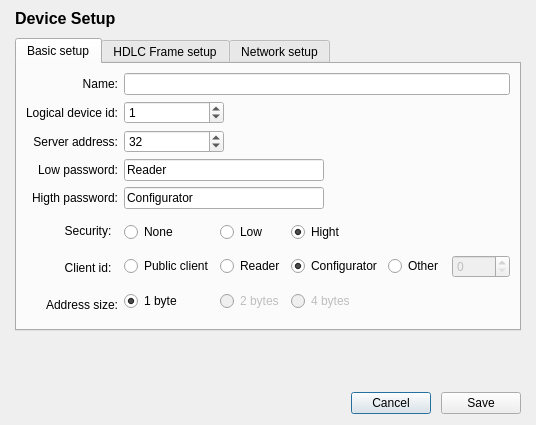
This is ui/devicesetupdialog.ui in zZuuL/dlms-tester as Qt 5 draws it before an edit. The edited form follows.
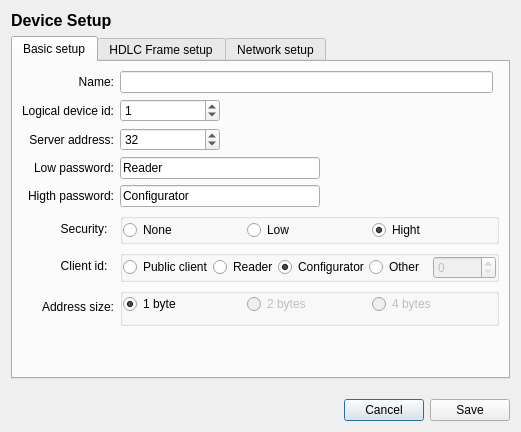
This is the edited form.

Diff of the .ui file:
```diff
--- a/ui/devicesetupdialog.ui
+++ b/ui/devicesetupdialog.ui
@@ -6,26 +6,14 @@
    <rect>
     <x>0</x>
     <y>0</y>
-    <width>536</width>
-    <height>425</height>
+    <width>521</width>
+    <height>432</height>
    </rect>
   </property>
   <property name="windowTitle">
    <string>Device Setup</string>
   </property>
   <layout class="QVBoxLayout" name="verticalLayout_2">
-   <property name="spacing">
-    <number>10</number>
-   </property>
-   <property name="leftMargin">
-    <number>15</number>
-   </property>
-   <property name="topMargin">
-    <number>9</number>
-   </property>
-   <property name="rightMargin">
-    <number>15</number>
-   </property>
    <item>
     <widget class="QLabel" name="label_14">
      <property name="font">
@@ -49,7 +37,163 @@
       <attribute name="title">
        <string>Basic setup</string>
       </attribute>
-      <layout class="QGridLayout" name="gridLayout_4">
+      <layout class="QGridLayout" name="gridLayout_3">
+       <item row="7" column="0">
+        <widget class="QLabel" name="label_8">
+         <property name="text">
+          <string>Address size:</string>
+         </property>
+         <property name="alignment">
+          <set>Qt::AlignRight|Qt::AlignTrailing|Qt::AlignVCenter</set>
+         </property>
+        </widget>
+       </item>
+       <item row="7" column="1" colspan="2">
+        <widget class="QGroupBox" name="groupBox_3">
+         <property name="title">
+          <string/>
+         </property>
+         <property name="flat">
+          <bool>true</bool>
+         </property>
+         <layout class="QHBoxLayout" name="horizontalLayout_4">
+          <property name="spacing">
+           <number>0</number>
+          </property>
+          <property name="leftMargin">
+           <number>0</number>
+          </property>
+          <property name="topMargin">
+           <number>0</number>
+          </property>
+          <property name="rightMargin">
+           <number>0</number>
+          </property>
+          <item>
+           <widget class="QRadioButton" name="rbAddressSize1">
+            <property name="text">
+             <string>1 byte</string>
+            </property>
+            <property name="checked">
+             <bool>true</bool>
+            </property>
+            <property name="autoExclusive">
+             <bool>true</bool>
+            </property>
+           </widget>
+          </item>
+          <item>
+           <widget class="QRadioButton" name="rbAddressSize2">
+            <property name="enabled">
+             <bool>false</bool>
+            </property>
+            <property name="text">
+             <string>2 bytes</string>
+            </property>
+            <property name="autoExclusive">
+             <bool>true</bool>
+            </property>
+           </widget>
+          </item>
+          <item>
+           <widget class="QRadioButton" name="rbAddressSize4">
+            <property name="enabled">
+             <bool>false</bool>
+            </property>
+            <property name="text">
+             <string>4 bytes</string>
+            </property>
+            <property name="autoExclusive">
+             <bool>true</bool>
+            </property>
+           </widget>
+          </item>
+         </layout>
+        </widget>
+       </item>
+       <item row="5" column="1" colspan="2">
+        <widget class="QGroupBox" name="groupBox">
+         <property name="title">
+          <string/>
+         </property>
+         <property name="flat">
+          <bool>true</bool>
+         </property>
+         <layout class="QHBoxLayout" name="horizontalLayout_2">
+          <property name="spacing">
+           <number>0</number>
+          </property>
+          <property name="leftMargin">
+           <number>0</number>
+          </property>
+          <property name="topMargin">
+           <number>0</number>
+          </property>
+          <property name="rightMargin">
+           <number>0</number>
+          </property>
+          <property name="bottomMargin">
+           <number>0</number>
+          </property>
+          <item>
+           <widget class="QRadioButton" name="rbSecurityNone">
+            <property name="text">
+             <string>None</string>
+            </property>
+            <property name="autoExclusive">
+             <bool>true</bool>
+            </property>
+           </widget>
+          </item>
+          <item>
+           <widget class="QRadioButton" name="rbSecurityLow">
+            <property name="text">
+             <string>Low</string>
+            </property>
+            <property name="autoExclusive">
+             <bool>true</bool>
+            </property>
+           </widget>
+          </item>
+          <item>
+           <widget class="QRadioButton" name="rbSecurityHight">
+            <property name="text">
+             <string>Hight</string>
+            </property>
+            <property name="checked">
+             <bool>true</bool>
+            </property>
+            <property name="autoExclusive">
+             <bool>true</bool>
+            </property>
+           </widget>
+          </item>
+         </layout>
+        </widget>
+       </item>
+       <item row="2" column="0">
+        <widget class="QLabel" name="label_7">
+         <property name="text">
+          <string>Server address:</string>
+         </property>
+         <property name="alignment">
+          <set>Qt::AlignRight|Qt::AlignTrailing|Qt::AlignVCenter</set>
+         </property>
+        </widget>
+       </item>
+       <item row="4" column="1">
+        <widget class="QLineEdit" name="leHigthPassword">
+         <property name="maximumSize">
+          <size>
+           <width>200</width>
+           <height>16777215</height>
+          </size>
+         </property>
+         <property name="text">
+          <string>Configurator</string>
+         </property>
+        </widget>
+       </item>
        <item row="0" column="0">
         <widget class="QLabel" name="label_5">
          <property name="text">
@@ -60,8 +204,98 @@
          </property>
         </widget>
        </item>
-       <item row="0" column="1">
-        <widget class="QLineEdit" name="lineEdit"/>
+       <item row="1" column="1">
+        <widget class="QSpinBox" name="sbLogicalDeviceId">
+         <property name="maximumSize">
+          <size>
+           <width>100</width>
+           <height>16777215</height>
+          </size>
+         </property>
+         <property name="value">
+          <number>1</number>
+         </property>
+        </widget>
+       </item>
+       <item row="6" column="1" colspan="2">
+        <widget class="QGroupBox" name="groupBox_2">
+         <property name="title">
+          <string/>
+         </property>
+         <property name="flat">
+          <bool>true</bool>
+         </property>
+         <layout class="QHBoxLayout" name="horizontalLayout_3">
+          <property name="spacing">
+           <number>0</number>
+          </property>
+          <property name="leftMargin">
+           <number>0</number>
+          </property>
+          <property name="topMargin">
+           <number>0</number>
+          </property>
+          <property name="rightMargin">
+           <number>0</number>
+          </property>
+          <property name="bottomMargin">
+           <number>0</number>
+          </property>
+          <item>
+           <widget class="QRadioButton" name="rbClientPublic">
+            <property name="text">
+             <string>Public client</string>
+            </property>
+            <property name="autoExclusive">
+             <bool>true</bool>
+            </property>
+           </widget>
+          </item>
+          <item>
+           <widget class="QRadioButton" name="rbClientReader">
+            <property name="text">
+             <string>Reader</string>
+            </property>
+            <property name="autoExclusive">
+             <bool>true</bool>
+            </property>
+           </widget>
+          </item>
+          <item>
+           <widget class="QRadioButton" name="rbClientConfigurator">
+            <property name="text">
+             <string>Configurator</string>
+            </property>
+            <property name="checked">
+             <bool>true</bool>
+            </property>
+            <property name="autoExclusive">
+             <bool>true</bool>
+            </property>
+           </widget>
+          </item>
+          <item>
+           <widget class="QRadioButton" name="rbClientOther">
+            <property name="enabled">
+             <bool>true</bool>
+            </property>
+            <property name="text">
+             <string>Other</string>
+            </property>
+            <property name="autoExclusive">
+             <bool>true</bool>
+            </property>
+           </widget>
+          </item>
+          <item>
+           <widget class="QSpinBox" name="sbClientOther">
+            <property name="enabled">
+             <bool>false</bool>
+            </property>
+           </widget>
+          </item>
+         </layout>
+        </widget>
        </item>
        <item row="1" column="0">
         <widget class="QLabel" name="label_6">
@@ -73,31 +307,8 @@
          </property>
         </widget>
        </item>
-       <item row="1" column="1">
-        <widget class="QSpinBox" name="spinBox_6">
-         <property name="maximumSize">
-          <size>
-           <width>100</width>
-           <height>16777215</height>
-          </size>
-         </property>
-         <property name="value">
-          <number>1</number>
-         </property>
-        </widget>
-       </item>
-       <item row="2" column="0">
-        <widget class="QLabel" name="label_7">
-         <property name="text">
-          <string>Server address:</string>
-         </property>
-         <property name="alignment">
-          <set>Qt::AlignRight|Qt::AlignTrailing|Qt::AlignVCenter</set>
-         </property>
-        </widget>
-       </item>
        <item row="2" column="1">
-        <widget class="QSpinBox" name="spinBox_8">
+        <widget class="QSpinBox" name="sbServerAddress">
          <property name="maximumSize">
           <size>
            <width>100</width>
@@ -109,6 +320,16 @@
          </property>
         </widget>
        </item>
+       <item row="5" column="0">
+        <widget class="QLabel" name="label_15">
+         <property name="text">
+          <string>Security:  </string>
+         </property>
+         <property name="alignment">
+          <set>Qt::AlignRight|Qt::AlignTrailing|Qt::AlignVCenter</set>
+         </property>
+        </widget>
+       </item>
        <item row="3" column="0">
         <widget class="QLabel" name="label_10">
          <property name="text">
@@ -119,19 +340,6 @@
          </property>
         </widget>
        </item>
-       <item row="3" column="1">
-        <widget class="QLineEdit" name="lineEdit_4">
-         <property name="maximumSize">
-          <size>
-           <width>200</width>
-           <height>16777215</height>
-          </size>
-         </property>
-         <property name="text">
-          <string>Reader</string>
-         </property>
-        </widget>
-       </item>
        <item row="4" column="0">
         <widget class="QLabel" name="label_11">
          <property name="text">
@@ -142,8 +350,11 @@
          </property>
         </widget>
        </item>
-       <item row="4" column="1">
-        <widget class="QLineEdit" name="lineEdit_3">
+       <item row="0" column="1">
+        <widget class="QLineEdit" name="leName"/>
+       </item>
+       <item row="3" column="1">
+        <widget class="QLineEdit" name="leLowPassword">
          <property name="maximumSize">
           <size>
            <width>200</width>
@@ -151,145 +362,22 @@
           </size>
          </property>
          <property name="text">
-          <string>Configurator</string>
+          <string>Reader</string>
          </property>
         </widget>
        </item>
-       <item row="5" column="0">
-        <widget class="QLabel" name="label_15">
-         <property name="text">
-          <string>Security:  </string>
+       <item row="8" column="1">
+        <spacer name="verticalSpacer_4">
+         <property name="orientation">
+          <enum>Qt::Vertical</enum>
          </property>
-         <property name="alignment">
-          <set>Qt::AlignRight|Qt::AlignTrailing|Qt::AlignVCenter</set>
+         <property name="sizeHint" stdset="0">
+          <size>
+           <width>20</width>
+           <height>40</height>
+          </size>
          </property>
-        </widget>
-       </item>
-       <item row="5" column="1" rowspan="3">
-        <layout class="QGridLayout" name="gridLayout_3">
-         <item row="0" column="0">
-          <widget class="QRadioButton" name="radioButton_7">
-           <property name="text">
-            <string>None</string>
-           </property>
-           <property name="autoExclusive">
-            <bool>false</bool>
-           </property>
-          </widget>
-         </item>
-         <item row="0" column="1">
-          <widget class="QRadioButton" name="radioButton_8">
-           <property name="text">
-            <string>Low</string>
-           </property>
-           <property name="autoExclusive">
-            <bool>false</bool>
-           </property>
-          </widget>
-         </item>
-         <item row="0" column="2">
-          <widget class="QRadioButton" name="radioButton_9">
-           <property name="text">
-            <string>Hight</string>
-           </property>
-           <property name="checked">
-            <bool>true</bool>
-           </property>
-           <property name="autoExclusive">
-            <bool>false</bool>
-           </property>
-          </widget>
-         </item>
-         <item row="1" column="0">
-          <widget class="QRadioButton" name="radioButton_4">
-           <property name="text">
-            <string>Public client</string>
-           </property>
-           <property name="autoExclusive">
-            <bool>false</bool>
-           </property>
-          </widget>
-         </item>
-         <item row="1" column="1">
-          <widget class="QRadioButton" name="radioButton_5">
-           <property name="text">
-            <string>Reader</string>
-           </property>
-           <property name="autoExclusive">
-            <bool>false</bool>
-           </property>
-          </widget>
-         </item>
-         <item row="1" column="2">
-          <widget class="QRadioButton" name="radioButton_6">
-           <property name="text">
-            <string>Configurator</string>
-           </property>
-           <property name="checked">
-            <bool>true</bool>
-           </property>
-           <property name="autoExclusive">
-            <bool>false</bool>
-           </property>
-          </widget>
-         </item>
-         <item row="1" column="3">
-          <widget class="QRadioButton" name="radioButton_10">
-           <property name="enabled">
-            <bool>true</bool>
-           </property>
-           <property name="text">
-            <string>Other</string>
-           </property>
-          </widget>
-         </item>
-         <item row="1" column="4">
-          <widget class="QSpinBox" name="spinBox_9">
-           <property name="enabled">
-            <bool>false</bool>
-           </property>
-          </widget>
-         </item>
-         <item row="2" column="0">
-          <widget class="QRadioButton" name="radioButton">
-           <property name="text">
-            <string>1 byte</string>
-           </property>
-           <property name="checked">
-            <bool>true</bool>
-           </property>
-           <property name="autoExclusive">
-            <bool>false</bool>
-           </property>
-          </widget>
-         </item>
-         <item row="2" column="1">
-          <widget class="QRadioButton" name="radioButton_2">
-           <property name="enabled">
-            <bool>false</bool>
-           </property>
-           <property name="text">
-            <string>2 bytes</string>
-           </property>
-           <property name="autoExclusive">
-            <bool>false</bool>
-           </property>
-          </widget>
-         </item>
-         <item row="2" column="2">
-          <widget class="QRadioButton" name="radioButton_3">
-           <property name="enabled">
-            <bool>false</bool>
-           </property>
-           <property name="text">
-            <string>4 bytes</string>
-           </property>
-           <property name="autoExclusive">
-            <bool>false</bool>
-           </property>
-          </widget>
-         </item>
-        </layout>
+        </spacer>
        </item>
        <item row="6" column="0">
         <widget class="QLabel" name="label_9">
@@ -301,16 +389,6 @@
          </property>
         </widget>
        </item>
-       <item row="7" column="0">
-        <widget class="QLabel" name="label_8">
-         <property name="text">
-          <string>Address size:</string>
-         </property>
-         <property name="alignment">
-          <set>Qt::AlignRight|Qt::AlignTrailing|Qt::AlignVCenter</set>
-         </property>
-        </widget>
-       </item>
       </layout>
      </widget>
      <widget class="QWidget" name="tab_2">
```
Left out of the diff: 165 changed lines with no effect on the pictures.
